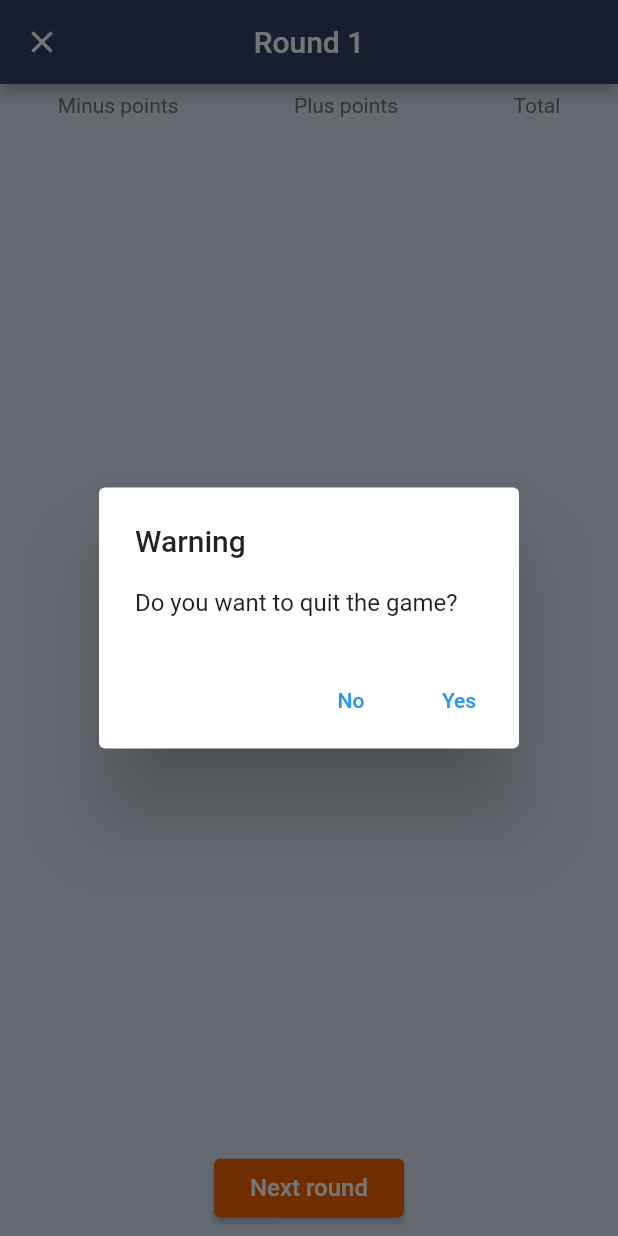
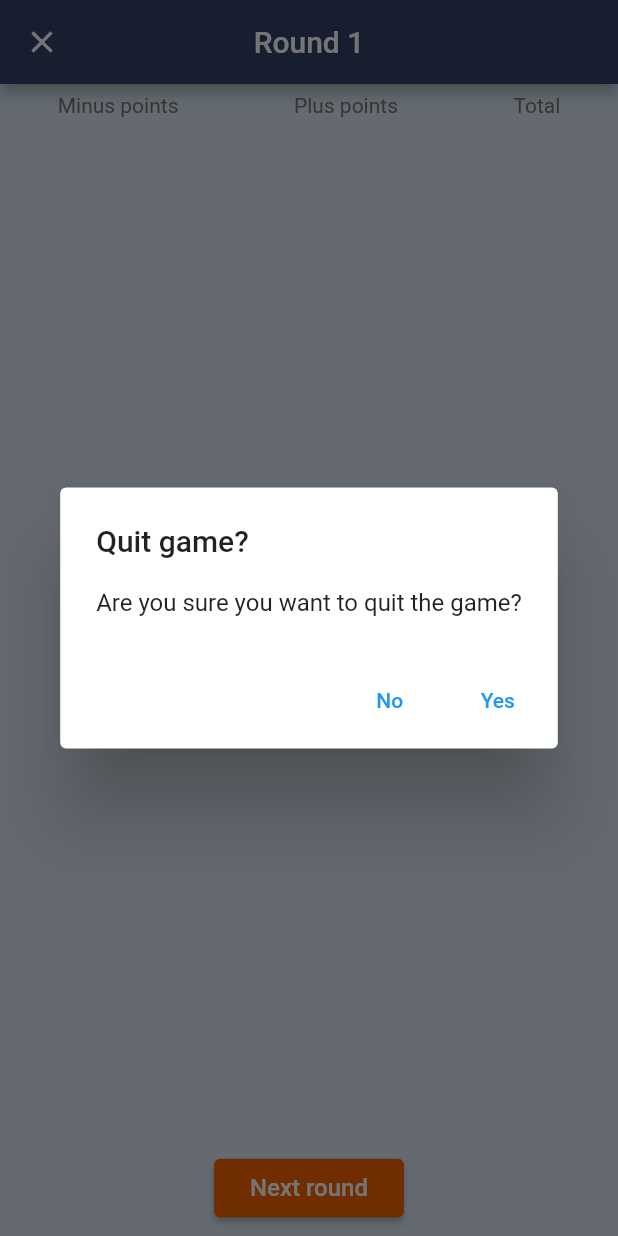
Before and after one commit to Magnuti/Ligretto-Calculator, a Flutter app: the GameScreen screen opened directly with empty values, after a tap on the "close" icon, on a phone screen of 412 x 824 dp. Run offline on Flutter 3.47's test engine with Material 2 defaults, Android fonts, the phone set to English and light mode, and no system bars; missing offline and left inert: holding_gesture.

Commit message:
feat: Changed 'warning' text to 'Quit game?' text

```diff
--- a/lib/screens/game_screen/game_screen.dart
+++ b/lib/screens/game_screen/game_screen.dart
@@ -224,8 +224,8 @@ class _GameScreenState extends State<GameScreen> with TickerProviderStateMixin {
     bool exit = await showDialog(
           context: context,
           builder: (context) => AlertDialog(
-            title: Text('Warning'),
-            content: Text('Do you want to quit the game?'),
+            title: Text('Quit game?'),
+            content: Text('Are you sure you want to quit the game?'),
             actions: [
               TextButton(
                 child: Text('No'),
```
